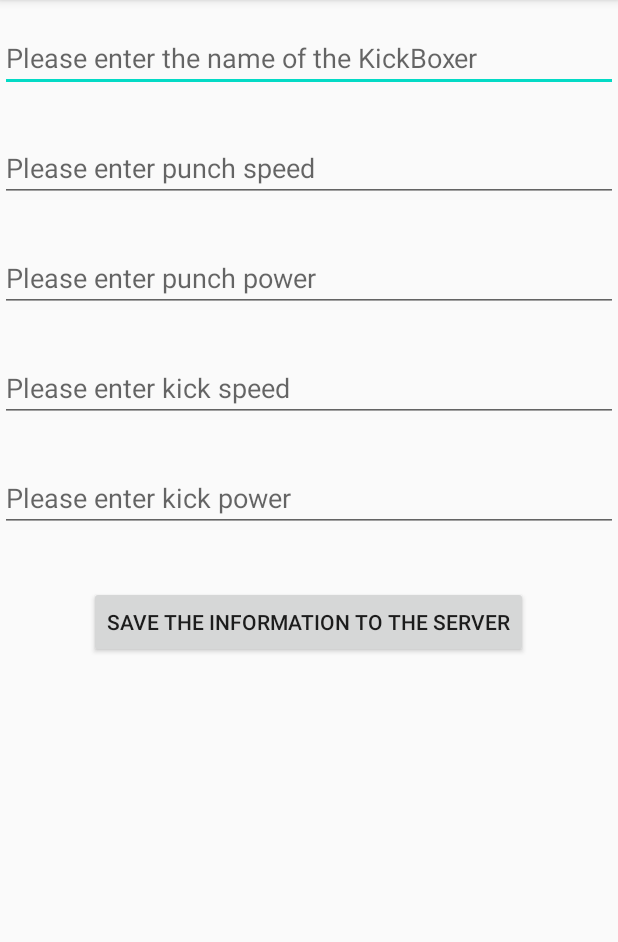
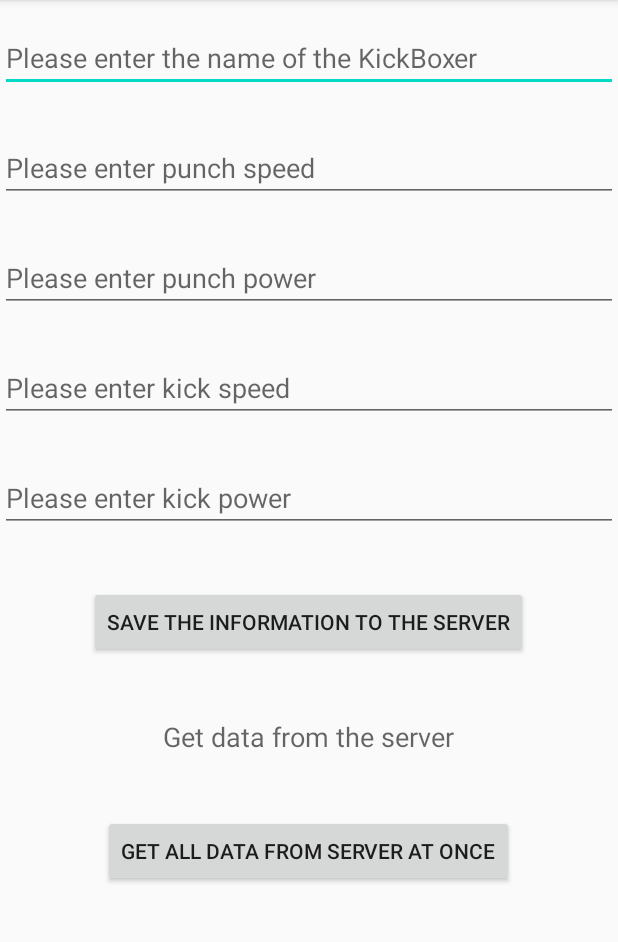
Before and after one commit to matt1920/InstagramClone, an Android app: the screen it shows after launch (SignUp), on a phone screen of 412 x 824 dp, the part 84-1026 px from its top. Run offline under Robolectric (Android 15) with nearby library versions, the phone set to English and light mode, and no system bars; libraries missing offline, so code that uses them is left out: com.parse; 1 statement that could not run was skipped.

Commit message:
Get data from the server

```diff
--- a/app/src/main/java/com/example/instagramclone/SignUp.java
+++ b/app/src/main/java/com/example/instagramclone/SignUp.java
@@ -4,18 +4,27 @@ import android.os.Bundle;
 import android.view.View;
 import android.widget.Button;
 import android.widget.EditText;
+import android.widget.TextView;
 import android.widget.Toast;
 
 import androidx.appcompat.app.AppCompatActivity;
 
+import com.parse.FindCallback;
+import com.parse.GetCallback;
 import com.parse.ParseException;
 import com.parse.ParseObject;
+import com.parse.ParseQuery;
 import com.parse.SaveCallback;
+
+import java.util.List;
 
 
 public class SignUp extends AppCompatActivity implements View.OnClickListener {
     private EditText name, punchSpeed, punchPower, kickSpeed, kickPower;
     private Button btnSave;
+    private TextView txtGetData;
+    private Button btnGetData;
+    private String allKickBoxers;
 
     @Override
     protected void onCreate(Bundle savedInstanceState) {
@@ -27,8 +36,60 @@ public class SignUp extends AppCompatActivity implements View.OnClickListener {
         kickSpeed = findViewById(R.id.edtKickSpeed);
         kickPower = findViewById(R.id.edtKickPower);
         btnSave = findViewById(R.id.btnSave);
+        btnGetData = findViewById(R.id.btnGetData);
+
+        txtGetData = findViewById(R.id.txtGetData);
+
+        txtGetData.setOnClickListener(new View.OnClickListener() {
+            @Override
+            public void onClick(View view) {
+
+                ParseQuery<ParseObject> parseQuery = ParseQuery.getQuery("KickBoxer");
+                parseQuery.getInBackground("OGFvuYhiZS", new GetCallback<ParseObject>() {
+                    @Override
+                    public void done(ParseObject object, ParseException e) {
+                        if (object != null && e == null){
+                            txtGetData.setText(object.get("name") + " - " + "Punch Power: " + object.get("punchPower"));
+                        }
+                        else
+                        {
+                            Toast.makeText(SignUp.this, e.getMessage(), Toast.LENGTH_LONG).show();
+
+                        }
+                    }
+                });
+
+            }
+        });
 
         btnSave.setOnClickListener(SignUp.this);
+
+        btnGetData.setOnClickListener(new View.OnClickListener() {
+            @Override
+            public void onClick(View view) {
+                allKickBoxers = "";
+                ParseQuery<ParseObject> queryAll = ParseQuery.getQuery("KickBoxer");
+                queryAll.findInBackground(new FindCallback<ParseObject>() {
+                    @Override
+                    public void done(List<ParseObject> objects, ParseException e) {
+                        if (e == null){
+                            if (objects.size() > 0){
+                                for(ParseObject parseObject : objects) {
+
+                                    allKickBoxers = allKickBoxers + parseObject.get("name") + "\n";
+                                }
+                                Toast.makeText(SignUp.this, allKickBoxers, Toast.LENGTH_LONG).show();
+
+
+                            }
+                        }else{
+                            Toast.makeText(SignUp.this, e.getMessage(), Toast.LENGTH_LONG).show();
+
+                        }
+                    }
+                });
+            }
+        });
 
     }
 
--- a/app/src/main/res/layout/activity_sign_up.xml
+++ b/app/src/main/res/layout/activity_sign_up.xml
@@ -82,4 +82,27 @@
         app:layout_constraintStart_toStartOf="parent"
         app:layout_constraintTop_toBottomOf="@+id/edtKickPower" />
 
+    <TextView
+        android:id="@+id/txtGetData"
+        android:layout_width="wrap_content"
+        android:layout_height="wrap_content"
+        android:layout_marginTop="40dp"
+        android:hint="Get data from the server"
+        android:textSize="18sp"
+        app:layout_constraintEnd_toEndOf="parent"
+        app:layout_constraintHorizontal_bias="0.498"
+        app:layout_constraintStart_toStartOf="parent"
+        app:layout_constraintTop_toBottomOf="@+id/btnSave" />
+
+    <Button
+        android:id="@+id/btnGetData"
+        android:layout_width="wrap_content"
+        android:layout_height="wrap_content"
+        android:layout_marginTop="40dp"
+        android:text="get all data from server at once"
+        app:layout_constraintEnd_toEndOf="parent"
+        app:layout_constraintHorizontal_bias="0.498"
+        app:layout_constraintStart_toStartOf="parent"
+        app:layout_constraintTop_toBottomOf="@+id/txtGetData" />
+
 </androidx.constraintlayout.widget.ConstraintLayout>
```
